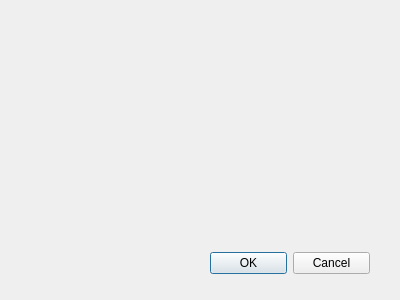
Qt form streetviewdialog.ui (pgulyaev88/elpos.manager) before a commit.
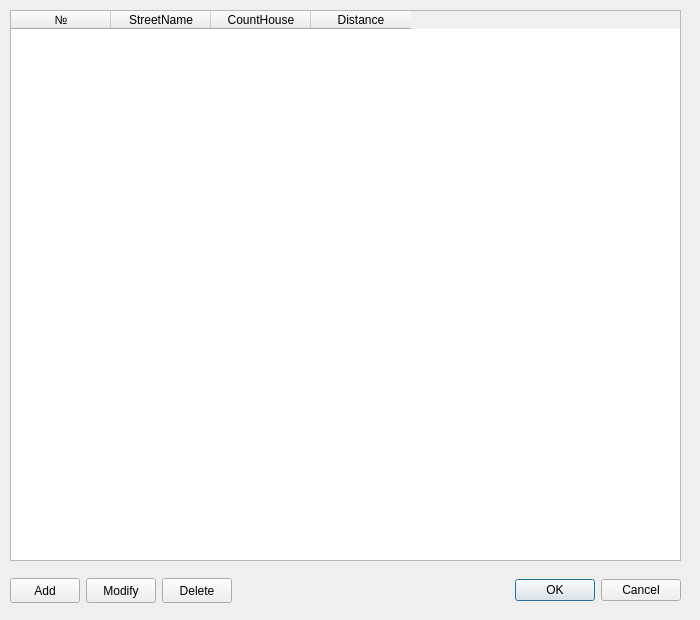
The same form after that commit.

Diff of the .ui file:
```diff
--- a/streetviewdialog.ui
+++ b/streetviewdialog.ui
@@ -6,25 +6,134 @@
    <rect>
     <x>0</x>
     <y>0</y>
-    <width>400</width>
-    <height>300</height>
+    <width>700</width>
+    <height>620</height>
    </rect>
   </property>
   <property name="windowTitle">
    <string>Dialog</string>
   </property>
-  <widget class="QDialogButtonBox" name="buttonBox">
+  <widget class="QWidget" name="horizontalLayoutWidget">
    <property name="geometry">
     <rect>
-     <x>210</x>
-     <y>250</y>
-     <width>160</width>
-     <height>26</height>
+     <x>10</x>
+     <y>570</y>
+     <width>671</width>
+     <height>41</height>
     </rect>
    </property>
-   <property name="standardButtons">
-    <set>QDialogButtonBox::Cancel|QDialogButtonBox::Ok</set>
+   <layout class="QHBoxLayout" name="horizontalLayout">
+    <item>
+     <widget class="QPushButton" name="streetAddPushButton">
+      <property name="minimumSize">
+       <size>
+        <width>70</width>
+        <height>25</height>
+       </size>
+      </property>
+      <property name="maximumSize">
+       <size>
+        <width>70</width>
+        <height>25</height>
+       </size>
+      </property>
+      <property name="text">
+       <string>Add</string>
+      </property>
+     </widget>
+    </item>
+    <item>
+     <widget class="QPushButton" name="streetModifyPushButton">
+      <property name="minimumSize">
+       <size>
+        <width>70</width>
+        <height>25</height>
+       </size>
+      </property>
+      <property name="maximumSize">
+       <size>
+        <width>70</width>
+        <height>25</height>
+       </size>
+      </property>
+      <property name="text">
+       <string>Modify</string>
+      </property>
+     </widget>
+    </item>
+    <item>
+     <widget class="QPushButton" name="streetDeletePushButton">
+      <property name="minimumSize">
+       <size>
+        <width>70</width>
+        <height>25</height>
+       </size>
+      </property>
+      <property name="maximumSize">
+       <size>
+        <width>70</width>
+        <height>25</height>
+       </size>
+      </property>
+      <property name="text">
+       <string>Delete</string>
+      </property>
+     </widget>
+    </item>
+    <item>
+     <spacer name="horizontalSpacer">
+      <property name="orientation">
+       <enum>Qt::Horizontal</enum>
+      </property>
+      <property name="sizeHint" stdset="0">
+       <size>
+        <width>40</width>
+        <height>20</height>
+       </size>
+      </property>
+     </spacer>
+    </item>
+    <item>
+     <widget class="QDialogButtonBox" name="streetButtonBox">
+      <property name="standardButtons">
+       <set>QDialogButtonBox::Cancel|QDialogButtonBox::Ok</set>
+      </property>
+      <property name="centerButtons">
+       <bool>false</bool>
+      </property>
+     </widget>
+    </item>
+   </layout>
+  </widget>
+  <widget class="QTableWidget" name="tableWidget">
+   <property name="geometry">
+    <rect>
+     <x>10</x>
+     <y>10</y>
+     <width>671</width>
+     <height>551</height>
+    </rect>
    </property>
+   <column>
+    <property name="text">
+     <string>№</string>
+    </property>
+   </column>
+   <column>
+    <property name="text">
+     <string>StreetName</string>
+    </property>
+   </column>
+   <column>
+    <property name="text">
+     <string>CountHouse</string>
+    </property>
+   </column>
+   <column>
+    <property name="text">
+     <string>Distance</string>
+    </property>
+   </column>
   </widget>
  </widget>
  <resources/>
```
Left out of the diff: 19 changed lines with no effect on the pictures.
